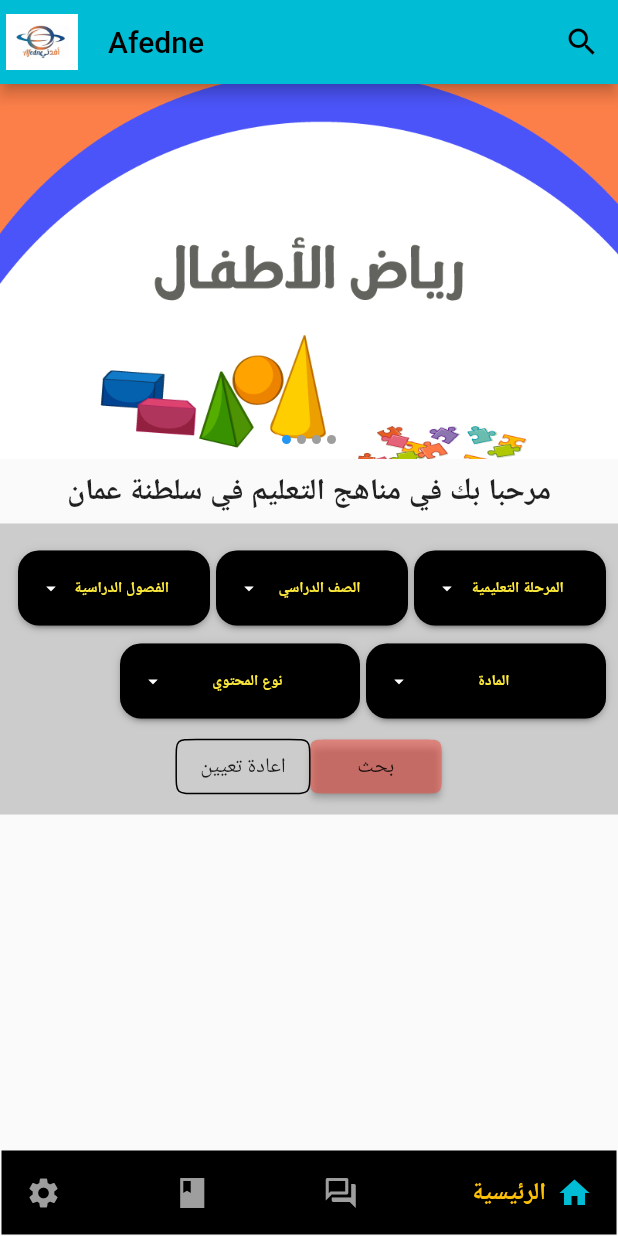
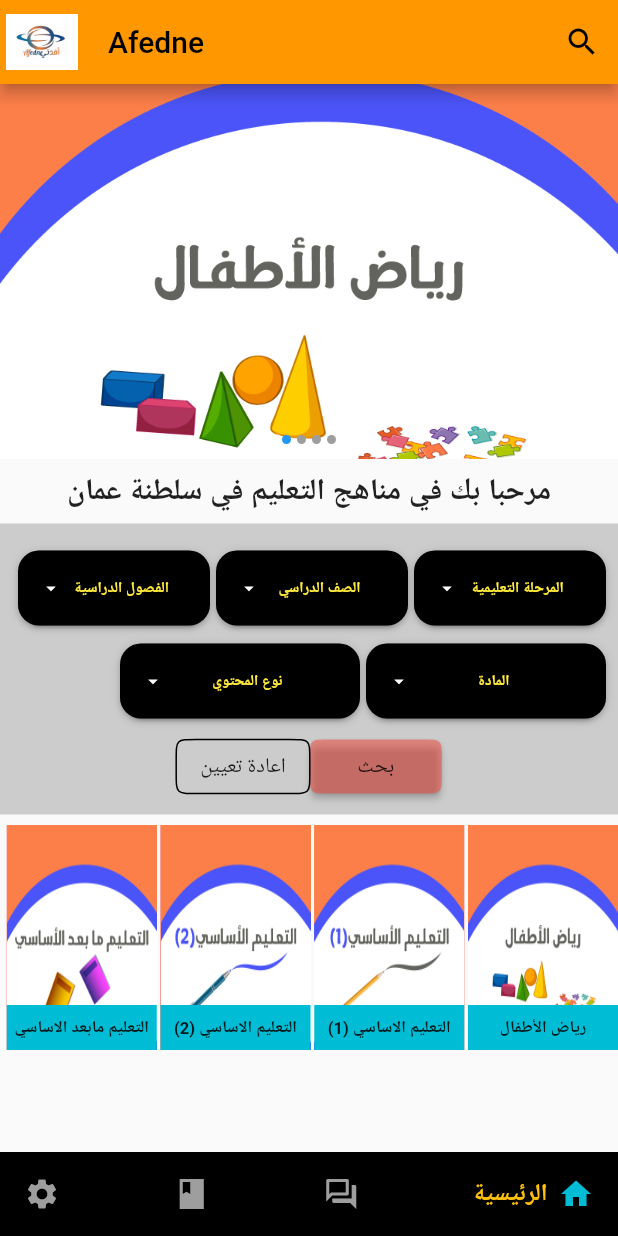
Before and after one commit to TaherSalah/afedne_application, a Flutter app: the screen it shows after launch, on a phone screen of 412 x 824 dp. Run offline on Flutter 3.47's test engine with Material 2 defaults, Android fonts, the phone set to English and light mode, and no system bars; drawn by our look-alikes of dropdown_button2, flutter_image_slideshow, google_nav_bar.

Commit message:
add mokarrart section

```diff
--- a/lib/main.dart
+++ b/lib/main.dart
@@ -13,18 +13,10 @@ class MyApp extends StatelessWidget {
   @override
   Widget build(BuildContext context) {
     return MaterialApp(
-      title: 'Flutter Demo',
+      title: 'Afedni app',
       theme: ThemeData(
-        // This is the theme of your application.
-        //
-        // Try running your application with "flutter run". You'll see the
-        // application has a blue toolbar. Then, without quitting the app, try
-        // changing the primarySwatch below to Colors.green and then invoke
-        // "hot reload" (press "r" in the console where you ran "flutter run",
-        // or simply save your changes to "hot reload" in a Flutter IDE).
-        // Notice that the counter didn't reset back to zero; the application
-        // is not restarted.
-        primarySwatch: Colors.cyan,
+
+        primarySwatch: Colors.orange,
       ),
       home:  const SplashScreen(),
     );
--- a/lib/moduals/home/home_screen.dart
+++ b/lib/moduals/home/home_screen.dart
@@ -24,30 +24,165 @@ class Home extends StatelessWidget {
         ],
       ),
       body: SingleChildScrollView(
+        scrollDirection: Axis.vertical,
+        clipBehavior: Clip.antiAliasWithSaveLayer,
         child: Column(
-          children:  [
-       const    SliderShow(),
+          children: [
+            const SliderShow(),
             Padding(
               padding: const EdgeInsets.all(8.0),
-              child: Text('مرحبا بك في مناهج التعليم في سلطنة عمان',style: Theme.of(context).textTheme.bodyText1!.copyWith(fontSize: 20,fontWeight: FontWeight.bold),),
+              child: Text(
+                'مرحبا بك في مناهج التعليم في سلطنة عمان',
+                style: Theme.of(context)
+                    .textTheme
+                    .bodyText1!
+                    .copyWith(fontSize: 20, fontWeight: FontWeight.bold),
+              ),
             ),
             Container(
-             decoration: BoxDecoration(
-               color: Colors.grey.withOpacity(0.5)
-             ),
+              decoration: BoxDecoration(color: Colors.grey.withOpacity(0.5)),
               child: Expanded(
                 child: Column(
                   children: [
-                   const  FiltrationCollections(),
+                    const FiltrationCollections(),
                     DefButtons(),
+                  ],
+                ),
+              ),
+            ),
+            SizedBox(
+              height: 7,
+            ),
+            Directionality(
+              textDirection: TextDirection.rtl,
+              child: Row(
+                children: [
+                  Stack(
+                    alignment: AlignmentDirectional.bottomCenter,
+                    children: [
+                      Expanded(
+                        child: Container(
+                          height: 150,
+                          width: 100,
+                          decoration: BoxDecoration(color: Colors.red),
+                          child: Image.asset(
+                            'assets/images/image1.jpg',
+                            fit: BoxFit.fill,
+                          ),
+                        ),
+                      ),
+                      Container(
+                        alignment: AlignmentDirectional.center,
+                        height: 30,
+                        width: 100,
+                        decoration: BoxDecoration(color: Colors.cyan),
+                        child: Text(
+                          'رياض الأطفال',
+                          textAlign: TextAlign.center,
+                          style: TextStyle(fontWeight: FontWeight.bold,fontSize: 11),
+                        ),
+                      )
+                    ],
+                  ),
+                  SizedBox(
+                    width: 2.5,
+                  ),
+                  Stack(
+                    alignment: AlignmentDirectional.bottomCenter,
+                    children: [
+                      SizedBox(
+                        width: 2.5,
+                      ),
+
+                      Expanded(
+                        child: Container(
+                          height: 150,
+                          width: 100,
+                          decoration: BoxDecoration(color: Colors.red),
+                          child: Image.asset(
+                            'assets/images/image2.jpg',
+                            fit: BoxFit.fill,
+                          ),
+                        ),
+                      ),
+                      Container(
+                        alignment: AlignmentDirectional.center,
+                        height: 30,
+                        width: 100,
+                        decoration: BoxDecoration(color: Colors.cyan),
+                        child: Text(
+                          'التعليم الاساسي (1)',
+                          textAlign: TextAlign.center,
+                          style: TextStyle(fontWeight: FontWeight.bold,fontSize: 11),
+                        ),
+                      )
+                    ],
+                  ),
+                  SizedBox(
+                    width: 2.5,
+                  ),
+                  Stack(
+                    alignment: AlignmentDirectional.bottomCenter,
+                    children: [
+                      Expanded(
+                        child: Container(
+                          height: 150,
+                          width: 100,
+                          decoration: BoxDecoration(color: Colors.red),
+                          child: Image.asset(
+                            'assets/images/image3.jpg',
+                            fit: BoxFit.fill,
+                          ),
+                        ),
+                      ),
+                      Container(
+                        alignment: AlignmentDirectional.center,
+                        height: 30,
+                        width: 100,
+                        decoration: BoxDecoration(color: Colors.cyan),
+                        child: Text(
+                          'التعليم الاساسي (2)',
+                          textAlign: TextAlign.center,
+                          style: TextStyle(fontWeight: FontWeight.bold,fontSize: 11),
+                        ),
+                      )
+                    ],
+                  ),
+
+                  SizedBox(
+                    width: 2.5,
+                  ),
+                  Stack(
+                    alignment: AlignmentDirectional.bottomCenter,
+                    children: [
+                      Expanded(
+                        child: Container(
+                          height: 150,
+                          width: 100,
+                          decoration: BoxDecoration(color: Colors.red),
+                          child: Image.asset(
+                            'assets/images/image4.jpg',
+                            fit: BoxFit.fill,
+                          ),
+                        ),
+                      ),
+                      Container(
+                        alignment: AlignmentDirectional.center,
+                        height: 30,
+                        width: 100,
+                        decoration: BoxDecoration(color: Colors.cyan),
+                        child: Text(
+                          'التعليم مابعد الاساسي ',
+                          textAlign: TextAlign.center,
+                          style: TextStyle(fontWeight: FontWeight.bold,fontSize: 11),
+                        ),
+                      )
+                    ],
+                  ),
 
                 ],
               ),
-             ),
             )
-
-
-
           ],
         ),
       ),
@@ -85,8 +220,6 @@ Widget defualtBottomNavigationBar({
   required BuildContext context,
 }) =>
     Container(
-        child: Padding(
-          padding: const EdgeInsets.symmetric(horizontal: 1.0, vertical: 1.0),
         child: GNav(
       gap: 7,
       onTabChange: onTabChange,
@@ -99,5 +232,4 @@ Widget defualtBottomNavigationBar({
           fontSize: 16.0, color: Colors.amber, fontWeight: FontWeight.bold),
       padding: const EdgeInsets.all(16),
       tabs: tabs,
-          ),
     ));
```
Lines whose indentation alone changed are shown as unchanged.
